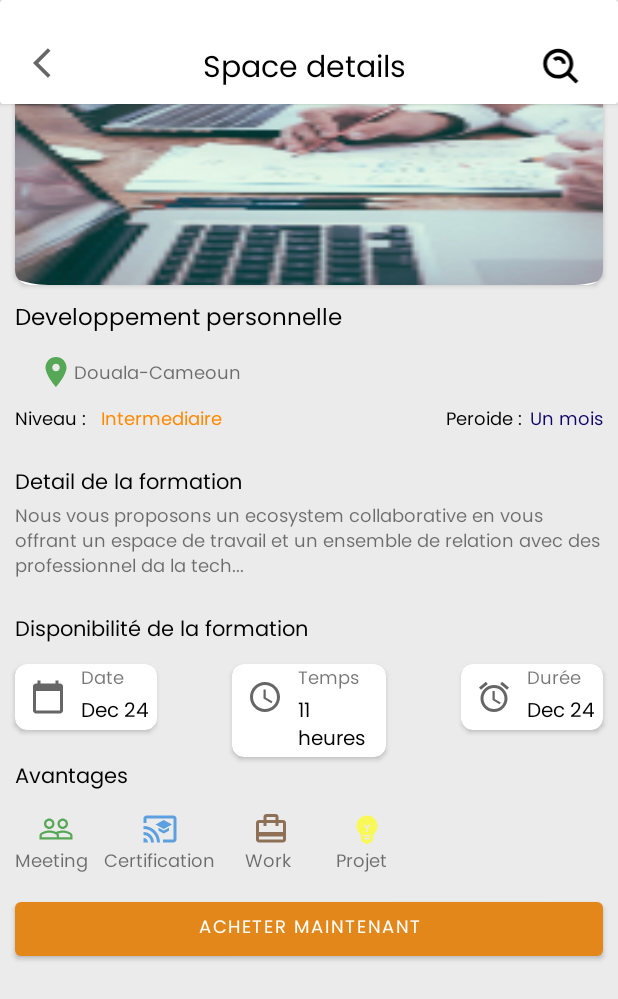
After one commit to catelle/JCCL_Workshop_Odc, an Android app: the layout activity_detail_course_class_virtuelle.xml on its own in the app's theme, with its tools: preview values and no code run, on a phone screen of 412 x 824 dp. The commit adds this screen. Shown: the top 999 px of the screen. Run offline under Robolectric (Android 15) with nearby library versions, the phone set to English and light mode, and no system bars.

Commit message:
Realisation de l'interface classe virtuelle detail

```diff
--- a/app/build.gradle
+++ b/app/build.gradle
@@ -63,7 +63,7 @@ dependencies {
     implementation 'com.github.barteksc:android-pdf-viewer:3.2.0-beta.1'
 
     //dependance pour l'implementation des backdrop
-    implementation 'com.github.kishan2612:Material-Backdrop-Android:v1.1.0'
+//    implementation 'com.github.kishan2612:Material-Backdrop-Android:v1.1.0'
 
 
 }
--- a/app/src/main/java/com/example/jccl_network_project/OTPActivity.java
+++ b/app/src/main/java/com/example/jccl_network_project/OTPActivity.java
@@ -99,7 +99,7 @@ public class OTPActivity extends AppCompatActivity {
             @Override
             public void onComplete(@NonNull Task<AuthResult> task) {
                 if(task.isSuccessful()){
-                    sendTomain();
+//                    sendTomain();
                 }else{
                     Toast.makeText(OTPActivity.this," verification failed",Toast.LENGTH_LONG).show();
 
@@ -114,18 +114,18 @@ public class OTPActivity extends AppCompatActivity {
         super.onStart();
         FirebaseUser currentUser=mAuth.getCurrentUser();
         if(currentUser!=null){
-            sendTomain();
+//            sendTomain();
         }
     }
 
 
-    public void sendTomain(){
-        Utilisateur user=new Utilisateur(userid,nom,phoneNum,statut_utilisateur,email,valider);
-        FirebaseUtils.addTask(user);
-        Toast.makeText(OTPActivity.this,"Vous etes desormais utilisateur du systeme",Toast.LENGTH_LONG);
-        startActivity(new Intent(OTPActivity.this,MainActivity.class));
-        finish();
-    }
+//    public void sendTomain(){
+//        Utilisateur user=new Utilisateur(userid,nom,phoneNum,statut_utilisateur,email,valider);
+//        FirebaseUtils.addTask(user);
+//        Toast.makeText(OTPActivity.this,"Vous etes desormais utilisateur du systeme",Toast.LENGTH_LONG);
+//        startActivity(new Intent(OTPActivity.this,MainActivity.class));
+//        finish();
+//    }
 
     public void resendconfirmationemailfunction(View view) {
     }
--- a/app/src/main/java/com/example/jccl_network_project/Profil_fragment.java
+++ b/app/src/main/java/com/example/jccl_network_project/Profil_fragment.java
@@ -97,7 +97,7 @@ public class Profil_fragment extends Fragment {
        View view = inflater.inflate(R.layout.fragment_profil_fragment, container, false);
         tabLayout =  (TabLayout) view.findViewById(R.id.tabLayout);
         viewPager2 = (ViewPager2) view.findViewById(R.id.viewpager2);
-        mybutt=view.findViewById(R.id.button_open_apercu);
+//        mybutt=view.findViewById(R.id.button_open_apercu);
 
         //liaison avec la vue
 
@@ -107,12 +107,12 @@ public class Profil_fragment extends Fragment {
         photo_profilIV=view.findViewById(R.id.user_picture);
         iconeditIV=view.findViewById(R.id.icon_edit);
 
-        mybutt.setOnClickListener(new View.OnClickListener() {
-            @Override
-            public void onClick(View view) {
-                startActivity(new Intent(getActivity(),ViewProfileActivity.class));
-            }
-        });
+//        mybutt.setOnClickListener(new View.OnClickListener() {
+//            @Override
+//            public void onClick(View view) {
+//                startActivity(new Intent(getActivity(),ViewProfileActivity.class));
+//            }
+//        });
         iconeditIV.setOnClickListener(new View.OnClickListener() {
             @Override
             public void onClick(View view) {
--- /dev/null
+++ b/app/src/main/res/drawable/ic_baseline_access_alarms_24.xml
@@ -0,0 +1,10 @@
+<vector xmlns:android="http://schemas.android.com/apk/res/android"
+    android:width="24dp"
+    android:height="24dp"
+    android:viewportWidth="24"
+    android:viewportHeight="24"
+    android:tint="?attr/colorControlNormal">
+  <path
+      android:fillColor="@android:color/white"
+      android:pathData="M22,5.7l-4.6,-3.9 -1.3,1.5 4.6,3.9L22,5.7zM7.9,3.4L6.6,1.9 2,5.7l1.3,1.5 4.6,-3.8zM12.5,8L11,8v6l4.7,2.9 0.8,-1.2 -4,-2.4L12.5,8zM12,4c-5,0 -9,4 -9,9s4,9 9,9 9,-4 9,-9 -4,-9 -9,-9zM12,20c-3.9,0 -7,-3.1 -7,-7s3.1,-7 7,-7 7,3.1 7,7 -3.1,7 -7,7z"/>
+</vector>
--- /dev/null
+++ b/app/src/main/res/drawable/ic_baseline_access_time_24.xml
@@ -0,0 +1,13 @@
+<vector xmlns:android="http://schemas.android.com/apk/res/android"
+    android:width="24dp"
+    android:height="24dp"
+    android:viewportWidth="24"
+    android:viewportHeight="24"
+    android:tint="?attr/colorControlNormal">
+  <path
+      android:fillColor="@android:color/white"
+      android:pathData="M11.99,2C6.47,2 2,6.48 2,12s4.47,10 9.99,10C17.52,22 22,17.52 22,12S17.52,2 11.99,2zM12,20c-4.42,0 -8,-3.58 -8,-8s3.58,-8 8,-8 8,3.58 8,8 -3.58,8 -8,8z"/>
+  <path
+      android:fillColor="@android:color/white"
+      android:pathData="M12.5,7H11v6l5.25,3.15 0.75,-1.23 -4.5,-2.67z"/>
+</vector>
--- /dev/null
+++ b/app/src/main/res/drawable/ic_baseline_calendar_today_24.xml
@@ -0,0 +1,10 @@
+<vector xmlns:android="http://schemas.android.com/apk/res/android"
+    android:width="24dp"
+    android:height="24dp"
+    android:viewportWidth="24"
+    android:viewportHeight="24"
+    android:tint="?attr/colorControlNormal">
+  <path
+      android:fillColor="@android:color/white"
+      android:pathData="M20,3h-1L19,1h-2v2L7,3L7,1L5,1v2L4,3c-1.1,0 -2,0.9 -2,2v16c0,1.1 0.9,2 2,2h16c1.1,0 2,-0.9 2,-2L22,5c0,-1.1 -0.9,-2 -2,-2zM20,21L4,21L4,8h16v13z"/>
+</vector>
--- /dev/null
+++ b/app/src/main/res/drawable/ic_baseline_location_on_24.xml
@@ -0,0 +1,10 @@
+<vector xmlns:android="http://schemas.android.com/apk/res/android"
+    android:width="24dp"
+    android:height="24dp"
+    android:viewportWidth="24"
+    android:viewportHeight="24"
+    android:tint="?attr/colorControlNormal">
+  <path
+      android:fillColor="@android:color/white"
+      android:pathData="M12,2C8.13,2 5,5.13 5,9c0,5.25 7,13 7,13s7,-7.75 7,-13c0,-3.87 -3.13,-7 -7,-7zM12,11.5c-1.38,0 -2.5,-1.12 -2.5,-2.5s1.12,-2.5 2.5,-2.5 2.5,1.12 2.5,2.5 -1.12,2.5 -2.5,2.5z"/>
+</vector>
--- /dev/null
+++ b/app/src/main/res/layout/activity_detail_course_class_virtuelle.xml
@@ -0,0 +1,436 @@
+<?xml version="1.0" encoding="utf-8"?>
+<androidx.constraintlayout.widget.ConstraintLayout xmlns:android="http://schemas.android.com/apk/res/android"
+    xmlns:app="http://schemas.android.com/apk/res-auto"
+    android:layout_width="match_parent"
+    android:background="@color/dark_gray"
+    android:layout_height="match_parent">
+
+    <androidx.cardview.widget.CardView
+        android:id="@+id/cardView3"
+        android:layout_width="match_parent"
+        android:layout_height="wrap_content"
+        app:layout_constraintEnd_toEndOf="parent"
+        app:layout_constraintStart_toStartOf="parent"
+        app:layout_constraintTop_toTopOf="parent">
+
+        <LinearLayout
+            android:layout_width="match_parent"
+            android:layout_height="69dp"
+            android:layout_gravity="center_horizontal"
+            android:orientation="horizontal">
+
+            <ImageView
+                android:layout_width="wrap_content"
+                android:layout_height="wrap_content"
+                android:layout_marginTop="30dp"
+                android:layout_weight="1"
+                app:srcCompat="@drawable/ic_back" />
+
+            <TextView
+                android:id="@+id/text_appBarTitle"
+                style="@style/appbar_title"
+                android:layout_width="wrap_content"
+                android:layout_height="wrap_content"
+                android:gravity="center_horizontal"
+                android:layout_marginTop="30dp"
+                android:layout_weight="3"
+                android:fontFamily="@font/poppins_regular"
+                android:text="Space details"
+                />
+
+            <ImageView
+                android:layout_width="wrap_content"
+                android:layout_height="wrap_content"
+                android:layout_marginTop="30dp"
+                android:layout_weight="1"
+                android:src="@drawable/ic_search" />
+
+        </LinearLayout>
+
+    </androidx.cardview.widget.CardView>
+
+    <ScrollView
+        android:layout_width="wrap_content"
+        android:layout_height="wrap_content">
+
+    <RelativeLayout
+        android:layout_width="match_parent"
+        android:layout_height="wrap_content"
+        app:layout_constraintEnd_toEndOf="parent"
+        app:layout_constraintStart_toStartOf="parent"
+        app:layout_constraintTop_toBottomOf="@+id/cardView3">
+
+        <androidx.cardview.widget.CardView
+            android:id="@+id/img_cours"
+            android:layout_margin="10dp"
+            android:layout_width="match_parent"
+            app:cardCornerRadius="10dp"
+            android:layout_height="180dp">
+            <ImageView
+                android:layout_width="match_parent"
+                android:layout_height="match_parent"
+                android:scaleX="2.3"
+                android:src="@mipmap/ic_office_work" />
+        </androidx.cardview.widget.CardView>
+
+
+        <TextView
+            android:id="@+id/text_cours"
+            android:layout_width="wrap_content"
+            android:layout_height="wrap_content"
+            android:layout_below="@+id/img_cours"
+            android:fontFamily="@font/poppins_regular"
+            android:text="Developpement personnelle"
+            android:layout_marginStart="10dp"
+            android:textSize="15sp"
+            android:textColor="@color/black" />
+
+        <ImageView
+            android:id="@+id/icon_location"
+            android:layout_width="wrap_content"
+            android:layout_height="wrap_content"
+            android:layout_below="@+id/text_cours"
+            android:layout_marginStart="25dp"
+            android:layout_marginTop="10dp"
+            app:srcCompat="@drawable/ic_baseline_location_on_24"
+            app:tint="#A2008000" />
+
+        <TextView
+            android:id="@+id/text_location"
+            android:layout_width="wrap_content"
+            android:layout_height="wrap_content"
+            android:layout_below="@+id/text_cours"
+            android:layout_marginTop="13dp"
+            android:layout_toEndOf="@+id/icon_location"
+            android:fontFamily="@font/poppins_regular"
+            android:gravity="center"
+            android:text="Douala-Cameoun"
+            android:textSize="12sp" />
+
+
+        <TextView
+            android:id="@+id/text_niveau"
+            android:layout_width="wrap_content"
+            android:layout_height="wrap_content"
+            android:layout_marginStart="10dp"
+            android:layout_marginTop="10dp"
+            android:fontFamily="@font/poppins_regular"
+            android:layout_below="@+id/text_location"
+            android:textSize="12sp"
+            android:textColor="@color/black"
+            android:text="Niveau :"/>
+        <TextView
+            android:id="@+id/niveau"
+            android:layout_width="wrap_content"
+            android:layout_height="wrap_content"
+            android:layout_toEndOf="@+id/text_niveau"
+            android:layout_marginStart="10dp"
+            android:fontFamily="@font/poppins_regular"
+            android:layout_below="@+id/text_location"
+            android:textColor="@color/orange"
+            android:layout_marginTop="10dp"
+            android:textSize="12sp"
+            android:text="Intermediaire"/>
+
+        <TextView
+            android:id="@+id/text_peroide"
+            android:layout_width="wrap_content"
+            android:layout_height="wrap_content"
+            android:layout_toStartOf="@+id/peroide"
+            android:layout_marginTop="10dp"
+            android:layout_marginEnd="5dp"
+            android:fontFamily="@font/poppins_regular"
+            android:layout_below="@+id/text_location"
+            android:textSize="12sp"
+            android:textColor="@color/black"
+            android:text="Peroide :"/>
+        <TextView
+            android:id="@+id/peroide"
+            android:layout_width="wrap_content"
+            android:layout_height="wrap_content"
+            android:layout_marginEnd="10dp"
+            android:layout_alignParentEnd="true"
+            android:fontFamily="@font/poppins_regular"
+            android:layout_below="@+id/text_location"
+            android:textColor="#0F056B"
+            android:textSize="12sp"
+            android:layout_marginTop="10dp"
+            android:text="Un mois"/>
+
+        <TextView
+            android:id="@+id/title_detail"
+            android:layout_width="wrap_content"
+            android:layout_height="wrap_content"
+            android:layout_below="@+id/niveau"
+            android:fontFamily="@font/poppins_regular"
+            android:layout_marginTop="20dp"
+            android:layout_marginStart="10dp"
+            android:textColor="@color/black"
+            android:text="Detail de la formation" />
+
+        <TextView
+            android:id="@+id/text_detail_course"
+            android:layout_width="wrap_content"
+            android:layout_height="wrap_content"
+            android:layout_below="@+id/title_detail"
+            android:layout_alignParentStart="true"
+            android:layout_alignParentEnd="true"
+            android:layout_marginStart="10dp"
+            android:layout_marginEnd="10dp"
+            android:fontFamily="@font/poppins_regular"
+            android:text="Nous vous proposons un ecosystem collaborative en vous
+            offrant un espace de travail et un ensemble de relation avec des professionnel da la tech..."
+            android:textSize="12sp" />
+        <TextView
+            android:id="@+id/title_available"
+            android:layout_width="wrap_content"
+            android:layout_height="wrap_content"
+            android:layout_below="@+id/text_detail_course"
+            android:fontFamily="@font/poppins_regular"
+            android:layout_marginTop="20dp"
+            android:layout_marginStart="10dp"
+            android:layout_marginBottom="10dp"
+            android:textColor="@color/black"
+            android:text="Disponibilité de la formation" />
+
+        <androidx.cardview.widget.CardView
+            android:id="@+id/card_date"
+            android:layout_width="wrap_content"
+            android:layout_height="wrap_content"
+            android:layout_below="@+id/title_available"
+            android:layout_alignParentStart="true"
+            android:layout_marginStart="10dp"
+            android:layout_marginLeft="10dp"
+            app:cardCornerRadius="8dp">
+
+            <RelativeLayout
+                android:layout_width="wrap_content"
+                android:layout_height="wrap_content">
+
+                <ImageView
+                    android:id="@+id/img_calendar"
+                    android:layout_width="wrap_content"
+                    android:layout_height="wrap_content"
+                    android:padding="10dp"
+                    app:srcCompat="@drawable/ic_baseline_calendar_today_24" />
+
+                <TextView
+                    android:id="@+id/title_date"
+                    android:layout_width="wrap_content"
+                    android:layout_height="wrap_content"
+                    android:layout_toEndOf="@+id/img_calendar"
+                    android:fontFamily="@font/poppins_regular"
+                    android:text="Date"
+                    android:textSize="12sp" />
+
+                <TextView
+                    android:layout_width="wrap_content"
+                    android:layout_height="wrap_content"
+                    android:layout_below="@+id/title_date"
+                    android:layout_toEndOf="@+id/img_calendar"
+                    android:fontFamily="@font/poppins_regular"
+                    android:paddingEnd="5dp"
+                    android:text="Dec 24"
+                    android:textColor="@color/black"
+                    android:textSize="13sp" />
+
+            </RelativeLayout>
+
+        </androidx.cardview.widget.CardView>
+
+        <androidx.cardview.widget.CardView
+            android:id="@+id/card_time"
+            android:layout_width="wrap_content"
+            android:layout_height="wrap_content"
+            android:layout_below="@+id/title_available"
+            android:layout_marginStart="50dp"
+            android:layout_marginEnd="50dp"
+            android:layout_toStartOf="@+id/card_duration"
+            android:layout_toEndOf="@+id/card_date"
+            app:cardCornerRadius="8dp">
+
+            <RelativeLayout
+                android:layout_width="wrap_content"
+                android:layout_height="wrap_content">
+
+                <ImageView
+                    android:id="@+id/img_time"
+                    android:layout_width="wrap_content"
+                    android:layout_height="wrap_content"
+                    android:padding="10dp"
+                    app:srcCompat="@drawable/ic_baseline_access_time_24" />
+
+                <TextView
+                    android:id="@+id/title_time"
+                    android:layout_width="wrap_content"
+                    android:layout_height="wrap_content"
+                    android:layout_toEndOf="@+id/img_time"
+                    android:fontFamily="@font/poppins_regular"
+                    android:text="Temps"
+                    android:textSize="12sp" />
+
+                <TextView
+                    android:layout_width="wrap_content"
+                    android:layout_height="wrap_content"
+                    android:layout_below="@+id/title_time"
+                    android:layout_toEndOf="@+id/img_time"
+                    android:fontFamily="@font/poppins_regular"
+                    android:paddingEnd="5dp"
+                    android:text="11 heures"
+                    android:textColor="@color/black"
+                    android:textSize="13sp" />
+
+            </RelativeLayout>
+
+        </androidx.cardview.widget.CardView>
+
+        <androidx.cardview.widget.CardView
+            android:id="@+id/card_duration"
+            android:layout_width="wrap_content"
+            android:layout_height="wrap_content"
+            android:layout_below="@+id/title_available"
+            android:layout_alignParentEnd="true"
+            android:layout_marginEnd="10dp"
+            app:cardCornerRadius="8dp">
+
+            <RelativeLayout
+                android:layout_width="wrap_content"
+                android:layout_height="wrap_content">
+
+                <ImageView
+                    android:id="@+id/img_duration"
+                    android:layout_width="wrap_content"
+                    android:layout_height="wrap_content"
+                    android:padding="10dp"
+                    app:srcCompat="@drawable/ic_baseline_access_alarms_24" />
+
+                <TextView
+                    android:id="@+id/title_duration"
+                    android:layout_width="wrap_content"
+                    android:layout_height="wrap_content"
+                    android:layout_toEndOf="@+id/img_duration"
+                    android:fontFamily="@font/poppins_regular"
+                    android:text="Durée"
+                    android:textSize="12sp" />
+
+                <TextView
+                    android:layout_width="wrap_content"
+                    android:layout_height="wrap_content"
+                    android:layout_below="@+id/title_duration"
+                    android:layout_toEndOf="@+id/img_duration"
+                    android:fontFamily="@font/poppins_regular"
+                    android:paddingEnd="5dp"
+                    android:text="Dec 24"
+                    android:textColor="@color/black"
+                    android:textSize="13sp" />
+
+            </RelativeLayout>
+
+        </androidx.cardview.widget.CardView>
+
+        <TextView
+            android:id="@+id/title_facilities"
+            android:layout_width="wrap_content"
+            android:layout_height="wrap_content"
+            android:layout_below="@+id/card_date"
+            android:fontFamily="@font/poppins_regular"
+            android:layout_marginTop="20dp"
+            android:layout_marginStart="10dp"
+            android:layout_marginBottom="10dp"
+            android:textColor="@color/black"
+            android:text="Avantages" />
+
+        <ImageView
+            android:id="@+id/icon_meeting"
+            android:layout_width="wrap_content"
+            android:layout_height="wrap_content"
+            android:layout_below="@+id/title_facilities"
+            android:layout_marginStart="25dp"
+            app:srcCompat="@drawable/ic_baseline_people_outline_24"
+            app:tint="#A2008000" />
+
+        <TextView
+            android:id="@+id/text_meeting"
+            android:layout_width="wrap_content"
+            android:layout_height="wrap_content"
+            android:layout_below="@id/icon_meeting"
+            android:layout_marginStart="10dp"
+            android:fontFamily="@font/poppins_regular"
+            android:textSize="12sp"
+            android:text="Meeting"/>
+
+        <ImageView
+            android:id="@+id/icon_certification"
+            android:layout_width="wrap_content"
+            android:layout_height="wrap_content"
+            android:layout_below="@+id/title_facilities"
+            android:layout_marginStart="45dp"
+            android:layout_toEndOf="@+id/icon_meeting"
+            app:srcCompat="@drawable/ic_baseline_cast_for_education_24"
+            app:tint="#A20A75D8" />
+        <TextView
+            android:id="@+id/text_certification"
+            android:layout_width="wrap_content"
+            android:layout_height="wrap_content"
+            android:layout_below="@id/icon_meeting"
+            android:layout_toEndOf="@+id/icon_meeting"
+            android:layout_marginStart="20dp"
+            android:fontFamily="@font/poppins_regular"
+            android:textSize="12sp"
+            android:text="Certification"/>
+
+        <ImageView
+            android:id="@+id/icon_work"
+            android:layout_width="wrap_content"
+            android:layout_height="wrap_content"
+            android:layout_below="@+id/title_facilities"
+            android:layout_marginStart="50dp"
+            app:tint="#A2582900"
+            android:layout_toEndOf="@+id/icon_certification"
+            app:srcCompat="@drawable/ic_baseline_card_travel_24" />
+
+        <TextView
+            android:id="@+id/text_work"
+            android:layout_width="wrap_content"
+            android:layout_height="wrap_content"
+            android:layout_below="@+id/icon_work"
+            android:layout_toEndOf="@+id/text_certification"
+            android:layout_marginStart="20dp"
+            android:fontFamily="@font/poppins_regular"
+            android:textSize="12sp"
+            android:text="Work"/>
+
+        <ImageView
+            android:id="@id/icon_projet"
+            android:layout_width="wrap_content"
+            android:layout_height="wrap_content"
+            android:layout_below="@+id/title_facilities"
+            android:layout_marginStart="40dp"
+            app:tint="#A2FFFF00"
+            android:layout_toEndOf="@+id/icon_work"
+            app:srcCompat="@drawable/ic_baseline_emoji_objects_24" />
+        <TextView
+            android:id="@+id/text_projet"
+            android:layout_width="wrap_content"
+            android:layout_height="wrap_content"
+            android:layout_below="@+id/icon_projet"
+            android:layout_toEndOf="@+id/text_work"
+            android:layout_marginStart="30dp"
+            android:fontFamily="@font/poppins_regular"
+            android:textSize="12sp"
+            android:text="Projet"/>
+
+        <Button
+            android:layout_width="match_parent"
+            android:layout_height="wrap_content"
+            android:layout_below="@+id/text_work"
+            android:fontFamily="@font/poppins_regular"
+            android:layout_marginTop="10dp"
+            android:layout_marginStart="10dp"
+            android:layout_marginEnd="10dp"
+            android:textSize="12sp"
+            android:text="Acheter Maintenant"/>
+
+    </RelativeLayout>
+    </ScrollView>
+</androidx.constraintlayout.widget.ConstraintLayout>
--- a/app/src/main/res/layout/classe_virtuelle_item_content.xml
+++ b/app/src/main/res/layout/classe_virtuelle_item_content.xml
@@ -48,8 +48,8 @@
                 android:layout_height="wrap_content"
                 android:layout_below="@+id/text_cours"
                 android:layout_marginStart="25dp"
-                app:tint="#A2008000"
-                app:srcCompat="@drawable/ic_baseline_people_outline_24" />
+                app:srcCompat="@drawable/ic_baseline_people_outline_24"
+                app:tint="#A2008000" />
 
             <TextView
                 android:id="@+id/text_meeting"
--- a/app/src/main/res/layout/fragment_home_fragment.xml
+++ b/app/src/main/res/layout/fragment_home_fragment.xml
@@ -65,8 +65,6 @@
                 android:layout_width="match_parent"
                 android:layout_height="270dp"
                 app:cardElevation="8dp"
-                android:layout_marginStart="5dp"
-                android:layout_marginEnd="5dp"
                 app:cardCornerRadius="8dp"
                 android:layout_marginTop="80dp">
                 <RelativeLayout
```
